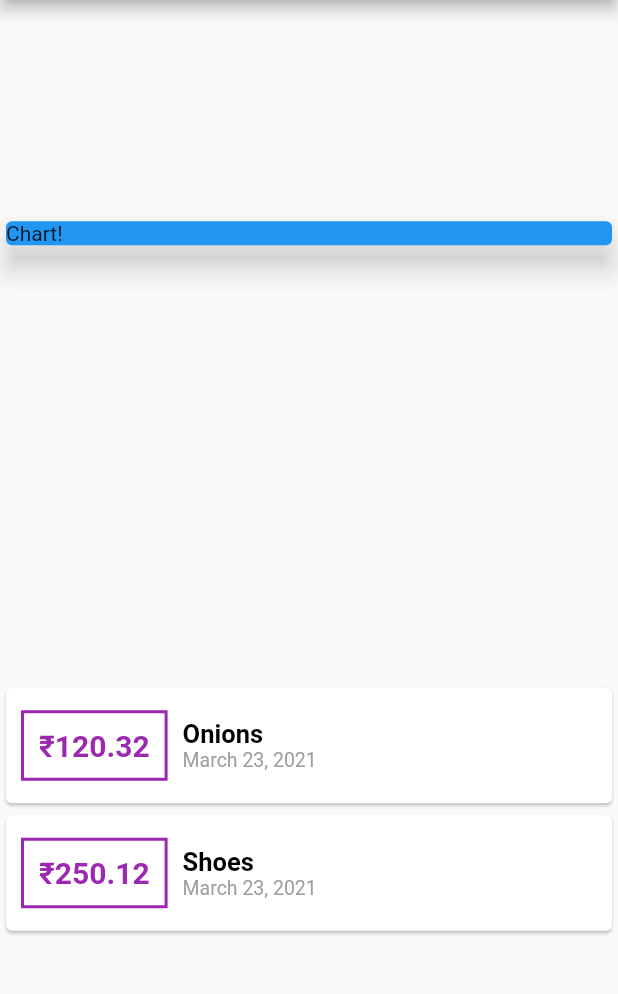
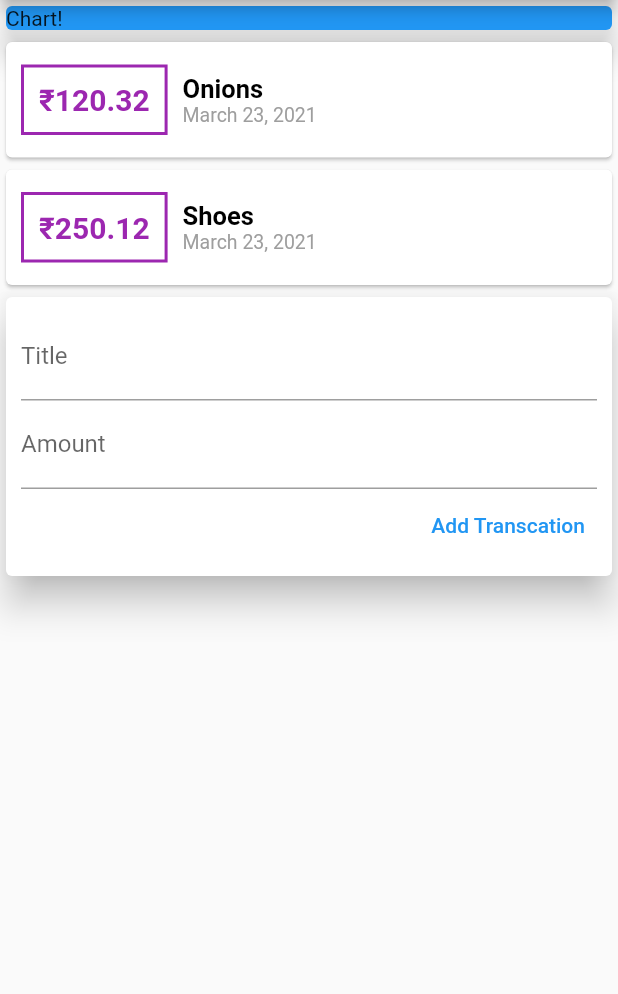
Before and after one commit to aniketprogdev/expense-tracker-flutter, a Flutter app: the screen it shows after launch, on a phone screen of 412 x 824 dp, the part 84-1078 px from its top. Run offline on Flutter 3.47's test engine with Material 2 defaults, Android fonts, the phone set to English and light mode, and no system bars.

Commit message:
built a custom form using textfield, text editing controllers

```diff
--- a/lib/main.dart
+++ b/lib/main.dart
@@ -23,6 +23,9 @@ class MyHomePage extends StatelessWidget {
     ),
   ];
 
+  final titleController = TextEditingController();
+  final amountController = TextEditingController();
+
   @override
   Widget build(BuildContext context) {
     return MaterialApp(
@@ -31,7 +34,6 @@ class MyHomePage extends StatelessWidget {
             title: Text("Expense Tracker"),
           ),
           body: Column(
-            mainAxisAlignment: MainAxisAlignment.spaceAround,
             crossAxisAlignment: CrossAxisAlignment.stretch,
             children: [
               Card(
@@ -86,7 +88,33 @@ class MyHomePage extends StatelessWidget {
                     ),
                   );
                 }).toList(),
-              )
+              ),
+              Card(
+                elevation: 10,
+                child: Container(
+                  padding: EdgeInsets.all(10),
+                  child: Column(
+                    crossAxisAlignment: CrossAxisAlignment.end,
+                    children: [
+                      TextField(
+                        decoration: InputDecoration(labelText: "Title"),
+                        controller: titleController,
+                      ),
+                      TextField(
+                        decoration: InputDecoration(labelText: "Amount"),
+                        controller: amountController,
+                      ),
+                      TextButton(
+                        child: Text("Add Transcation"),
+                        onPressed: () {
+                          print(titleController.text);
+                          print(amountController.text);
+                        },
+                      )
+                    ],
+                  ),
+                ),
+              ),
             ],
           )),
     );
```
